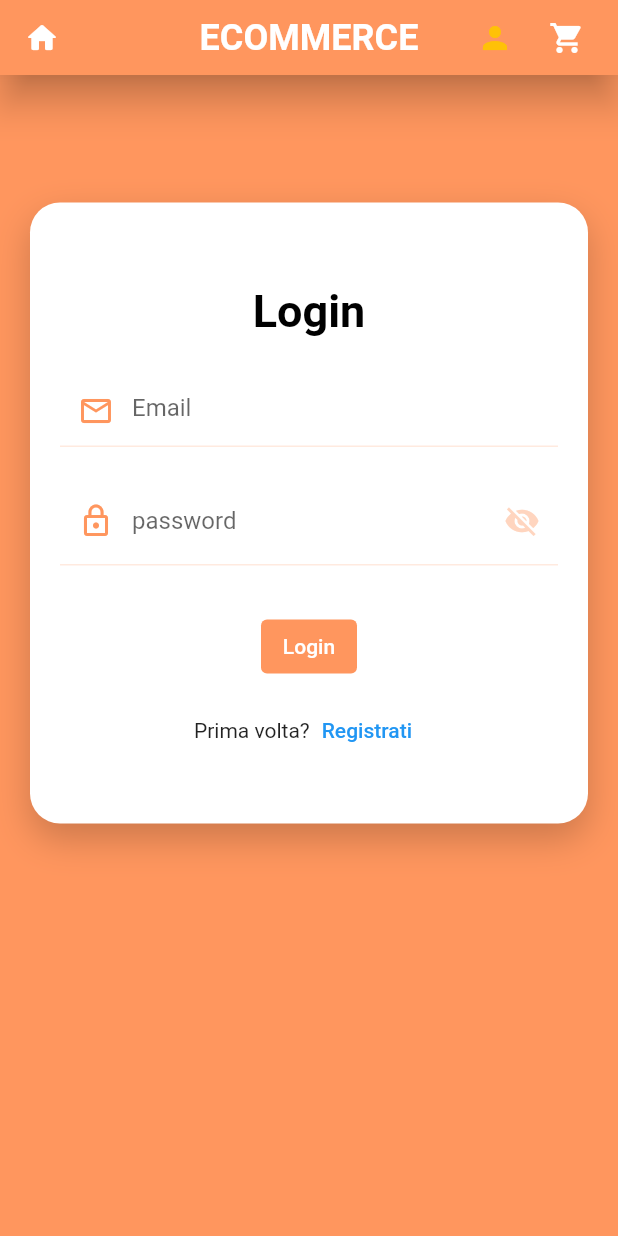
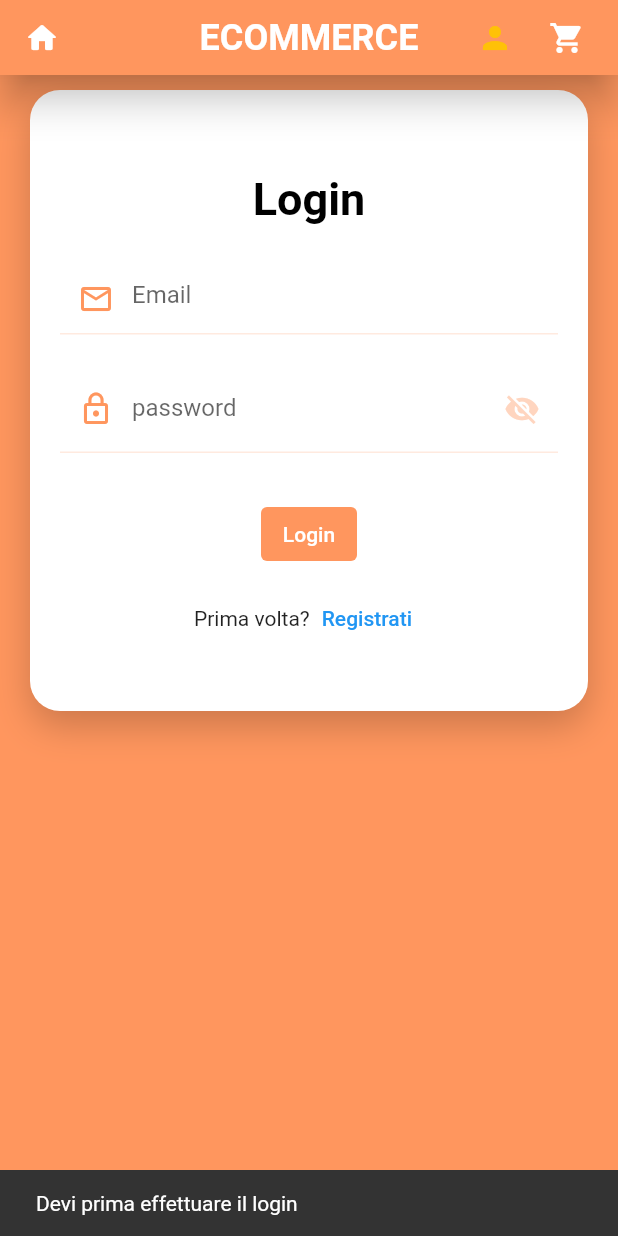
Before and after one commit to simoneloop/ecommerce-view, a Flutter app: the screen it shows after launch, after a tap on the "person" icon, on a phone screen of 412 x 824 dp. Run offline on Flutter 3.47's test engine with Material 2 defaults, Android fonts, the phone set to English and light mode, and no system bars; missing offline and left inert: dart:html, dart:js; network calls fail; Roboto replaces fonts that are missing (Poppins).

Commit message:
new awesome stuff

```diff
--- a/lib/Uti/Consts.dart
+++ b/lib/Uti/Consts.dart
@@ -29,6 +29,7 @@ class Consts{
   static const String REQUEST_GET_MY_ORDERS="/purchase/getMyOrders";
   static const String REQUEST_GET_MY_DETAILS="/users/getMyDetails";
   static const String REQUEST_MODIFY_MY_DETAILS="/users/modifyMyDetails";
+  static const String REQUEST_SET_QUANTITY_TO_CART="/users/setQuantityToCart";
 
   //ADMIN/USER-REQUEST
   static const String REQUEST_GET_HOT_PRODUCTS="/products/getHotProduct";
@@ -52,6 +53,8 @@ class Consts{
   static const String TYPO_BRACCIALE="bracciale";
   static const String TYPO_COLLANA="collana";
   static const String TYPO_ORECCHINO="orecchino";
+
+  static const String REQUIRED_LOGIN_EXCEPTION="Devi prima effettuare il login";
 
   static const bool TO_VALIDATE=false;
 
--- a/lib/main.dart
+++ b/lib/main.dart
@@ -3,6 +3,7 @@ import 'package:ecommerce_view/entities/Product.dart';
 import 'package:ecommerce_view/pages/LoginPage.dart';
 import 'package:ecommerce_view/pages/HomePage.dart';
 import 'package:ecommerce_view/pages/RegistrationPage.dart';
+import 'package:ecommerce_view/pages/UserCartPage.dart';
 import 'package:ecommerce_view/pages/UserDetailsPage.dart';
 import 'package:flutter/material.dart';
 
@@ -60,14 +61,15 @@ class MyApp extends StatelessWidget {
       ),
       debugShowCheckedModeBanner: false,
 
-      initialRoute: 'RegistrationPage',
+      initialRoute: 'UserCartPage',
       routes: {
         '/':(context)=>HomePage(),
 
         'HomePage':(context)=>HomePage(),
         'LoginPage':(context)=>LoginPage(),
         'RegistrationPage':(context)=>RegistrationPage(),
-        "UserDetailsPage":(context)=>UserDetailsPage(),
+        'UserDetailsPage':(context)=>UserDetailsPage(),
+        'UserCartPage':(context)=>UserCartPage(),
       },
     );
   }
--- a/lib/pages/LoginPage.dart
+++ b/lib/pages/LoginPage.dart
@@ -44,7 +44,7 @@ class _LoginPageState extends State<LoginPage> {
                 Container(
                   width: double.infinity,
                   padding: EdgeInsets.symmetric(vertical: 30, horizontal: 20),
-                  margin: EdgeInsets.symmetric(vertical: 85, horizontal: 20),
+                  margin: EdgeInsets.symmetric(vertical: 10, horizontal: 20),
                   decoration: BoxDecoration(
                       borderRadius: BorderRadius.circular(20),
                       color: Theme.of(context).primaryColor,
--- a/lib/pages/UserCartPage.dart
+++ b/lib/pages/UserCartPage.dart
@@ -0,0 +1,209 @@
+import 'dart:ui';
+
+import 'package:ecommerce_view/Uti/Consts.dart';
+import 'package:ecommerce_view/entities/ProductInPurchase.dart';
+import 'package:ecommerce_view/widgets/AppBarWidget.dart';
+import 'package:flutter/material.dart';
+
+import '../managers/Proxy.dart';
+import '../widgets/PIPCard.dart';
+class UserCartPage extends StatefulWidget {
+  const UserCartPage({Key? key}) : super(key: key);
+
+  @override
+  _UserCartPageState createState() => _UserCartPageState();
+}
+
+
+class _UserCartPageState extends State<UserCartPage> {
+  late Future<List<ProductInPurchase>> userCart;
+  double totale=0.0;
+  late List<ProductInPurchase> listPip;
+
+
+
+  @override
+  void initState() {
+    // TODO: implement initState
+    /*if(!Proxy.appState.existsValue(Consts.USER_LOGGED_DETAILS)){
+      WidgetsBinding.instance.addPostFrameCallback((_) {
+        Navigator.pushNamed(context, "LoginPage");
+      });
+    }*/
+    super.initState();
+    userCart=Proxy.sharedProxy.getUserCart();
+    cartModified();
+    /*userCart.then((value) {
+      List<ProductInPurchase> listPip=value;
+      setState(() {
+        listPip.forEach((element) {totale+=(element.buyed.price*element.quantity);});
+      });
+    });*/
+
+
+
+  }
+
+
+  @override
+  Widget build(BuildContext context) {
+    Size size=MediaQuery.of(context).size;
+    return Scaffold(
+      appBar: AppBarWidget(index: 2,),
+      body: Container(
+        height: size.height,
+        child: Column(
+          children: [
+            Container(
+              constraints: BoxConstraints(minWidth:size.width,maxWidth: size.width,maxHeight: size.height/1.25),
+              child: FutureBuilder(
+              future: userCart,
+              builder: (BuildContext ctx,AsyncSnapshot<List> snapshot){
+              if(snapshot.connectionState==ConnectionState.done && snapshot.hasData){
+                return ScrollConfiguration(
+                  behavior: ScrollConfiguration.of(context).copyWith(
+                      dragDevices: {PointerDeviceKind.touch, PointerDeviceKind.mouse}),
+                  child:snapshot.data!.length>0?
+                  ListView.builder(
+                      scrollDirection: Axis.vertical,
+                      itemCount: snapshot.data!.length,
+                      itemBuilder: (context,i){
+                        return PIPCard(pip:snapshot.data![i],callback: cartModified,);
+                      }):
+                      Stack(
+
+                        children: [
+                          Container(
+                            width: double.infinity,
+                            padding: EdgeInsets.symmetric(vertical: 30, horizontal: 20),
+                            margin: EdgeInsets.symmetric(vertical: 10, horizontal: 20),
+                            decoration: BoxDecoration(
+                                borderRadius: BorderRadius.circular(20),
+                                color: Theme.of(context).primaryColor,
+                                boxShadow: [
+                                  BoxShadow(
+                                      color: Theme.of(context).hintColor.withOpacity(0.2),
+                                      offset: Offset(0, 10),
+                                      blurRadius: 20)
+                                ]),
+                            child: Text("Sembra che tu non abbia prodotti nel carrello",
+                              style: Theme.of(context).textTheme.headline4,
+                              textAlign: TextAlign.center,),
+                          )
+                        ],
+                      )
+                );
+              }
+              else{
+                return Row(
+                  mainAxisAlignment: MainAxisAlignment.center,
+                  children: [
+                    CircularProgressIndicator(),
+                  ],
+                );
+              }
+    },),
+            ),
+            Expanded(
+              child: Align(
+                alignment: FractionalOffset.bottomCenter,
+                child: Stack(
+                  children: [
+                    Container(
+                      width: double.infinity,
+                      padding: EdgeInsets.symmetric(vertical: 30, horizontal: 20),
+                      margin: EdgeInsets.symmetric(vertical: 10, horizontal: 20),
+                      decoration: BoxDecoration(
+                          borderRadius: BorderRadius.circular(20),
+                          color: Theme.of(context).primaryColor,
+                          boxShadow: [
+                            BoxShadow(
+                                color: Theme.of(context).hintColor.withOpacity(0.2),
+                                offset: Offset(0, 10),
+                                blurRadius: 20)
+                          ]),
+                      child: Row(
+                        mainAxisSize: MainAxisSize.max,
+                        mainAxisAlignment: MainAxisAlignment.spaceBetween,
+                        children: [
+                          Text("totale: $totale",style: Theme.of(context).textTheme.headline3,),
+                          ClipRRect(
+                            borderRadius: BorderRadius.circular(16),
+                              child: Container(
+                                width: 150,
+                                  height: 50,
+                                  decoration: BoxDecoration(
+                                    gradient: Consts.kBlueGradient,
+                                  ),
+                                  child: TextButton(onPressed: (){
+                                    userCart.then((value) {
+                                      if(value.length>0){
+                                        Proxy.sharedProxy.buyMyCart().then((value) {
+                                          if(value==HttpResult.done){
+                                            final snackBar=SnackBar(content: Text("Pagamento avvenuto con successo"));
+                                            ScaffoldMessenger.of(context).showSnackBar(snackBar);
+                                            cartModified();
+                                          }else if(value==HttpResult.notAmountException){
+                                            final snackBar=SnackBar(content: Text("Pagamento rifiutato, probabilmente non abbastanza credito"));
+                                            ScaffoldMessenger.of(context).showSnackBar(snackBar);
+                                          }
+                                          else{
+                                            final snackBar=SnackBar(content: Text("Problema sconosciuto"));
+                                            ScaffoldMessenger.of(context).showSnackBar(snackBar);
+                                            cartModified();
+                                          }
+
+                                        });
+                                      }
+                                      else{
+                                        final snackBar=SnackBar(content: Text("Carrello vuoto"));
+                                        ScaffoldMessenger.of(context).showSnackBar(snackBar);
+                                      }
+                                    });
+
+
+                                  }, child:Text("Compra tutto",style: Theme.of(context)
+                                      .textTheme
+                                      .headline4
+                                      ?.copyWith(color: Colors.white,fontWeight: FontWeight.bold),) )))
+                        ],
+                      ),
+                    )
+                  ],
+                ),
+              ),
+            )
+
+          ],
+        ),
+      ),
+    );
+  }
+  double calcolaTotale(){
+    totale=0.0;
+    if(listPip!=null){
+      setState(() {
+        listPip.forEach((element) {
+          totale+=element.buyed.price*element.quantity;
+          totale=double.parse((totale).toStringAsFixed(2));
+        });
+      });
+
+    }
+    return totale;
+  }
+  void cartModified(){
+
+    userCart=Proxy.sharedProxy.getUserCart();
+    userCart.then((value) {
+      List<ProductInPurchase> listPip=value;
+      setState(() {
+        totale=0.0;
+        listPip.forEach((element) {
+          totale+=element.buyed.price*element.quantity;
+          totale=double.parse((totale).toStringAsFixed(2));
+        });
+      });
+    });
+  }
+}
--- a/lib/widgets/AppBarWidget.dart
+++ b/lib/widgets/AppBarWidget.dart
@@ -31,13 +31,24 @@ class AppBarWidget extends StatelessWidget with PreferredSizeWidget {
           else{
             Navigator.pushNamed(
                 context, 'LoginPage');
+            final snackBar=SnackBar(content: Text(Consts.REQUIRED_LOGIN_EXCEPTION));
+            ScaffoldMessenger.of(context).showSnackBar(snackBar);
           }
 
         },
           icon: Icon(Icons.person),
           color: index==1?Colors.amber:null,
         ),
-        IconButton(onPressed: (){},
+        IconButton(onPressed: (){
+          if(Proxy.appState.getValue(Consts.USER_LOGGED_DETAILS)!=null){Navigator.pushNamed(context, 'UserCartPage');}
+          else{
+
+            Navigator.pushNamed(
+                context, 'LoginPage');
+            final snackBar=SnackBar(content: Text(Consts.REQUIRED_LOGIN_EXCEPTION));
+            ScaffoldMessenger.of(context).showSnackBar(snackBar);
+          }
+        },
             icon: Icon(Icons.shopping_cart),
             color: index==2?Colors.amber:null,
 
--- a/lib/widgets/ProductDetailsBody.dart
+++ b/lib/widgets/ProductDetailsBody.dart
@@ -194,7 +194,7 @@ class _CartCounterState extends State<CartCounter> {
                         }
                         else{
                           Navigator.pushNamed(context, "LoginPage");
-                          final snackBar=SnackBar(content: Text("Per poter aggiungere al carrello devi prima effettuare il login"));
+                          final snackBar=SnackBar(content: Text(Consts.REQUIRED_LOGIN_EXCEPTION));
                           ScaffoldMessenger.of(context).showSnackBar(snackBar);
                         }
 
```
Also changed, not shown: lib/managers/Proxy.dart (+26 -4 lines), lib/pages/UserDetailsPage.dart (+64 -10 lines), lib/widgets/PIPCard.dart (added, +169 -0 lines).
